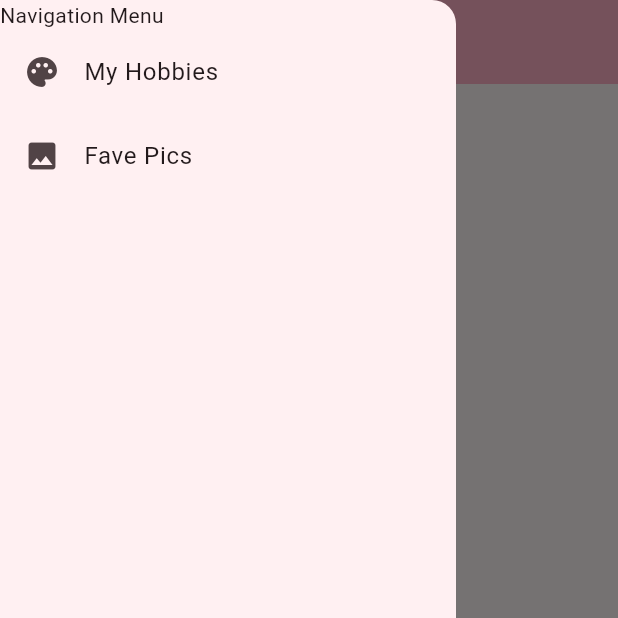
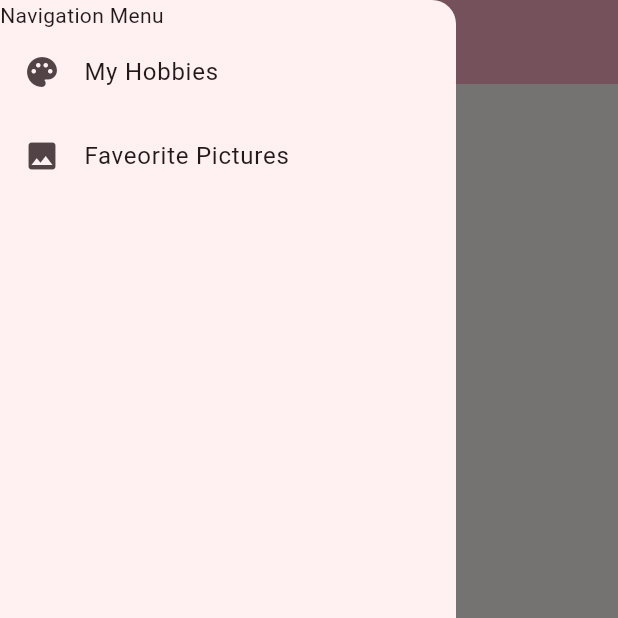
Before and after one commit to jupiterxyz/MobileApp_jupiter, a Flutter app: the screen it shows after launch, with the side drawer open, on a phone screen of 412 x 824 dp, the top half of it. Run offline on Flutter 3.47's test engine with Material 3 defaults, Android fonts, the phone set to English and light mode, and no system bars.

```diff
--- a/jupiter_profile_app/lib/main.dart
+++ b/jupiter_profile_app/lib/main.dart
@@ -57,7 +57,7 @@ class _MyHomePageState extends State<MyHomePage> {
             ),
             ListTile(
               leading: const Icon(Icons.photo),
-              title: const Text('Fave Pics'),
+              title: const Text('Faveorite Pictures'),
             ),
           ],
         ),
```
